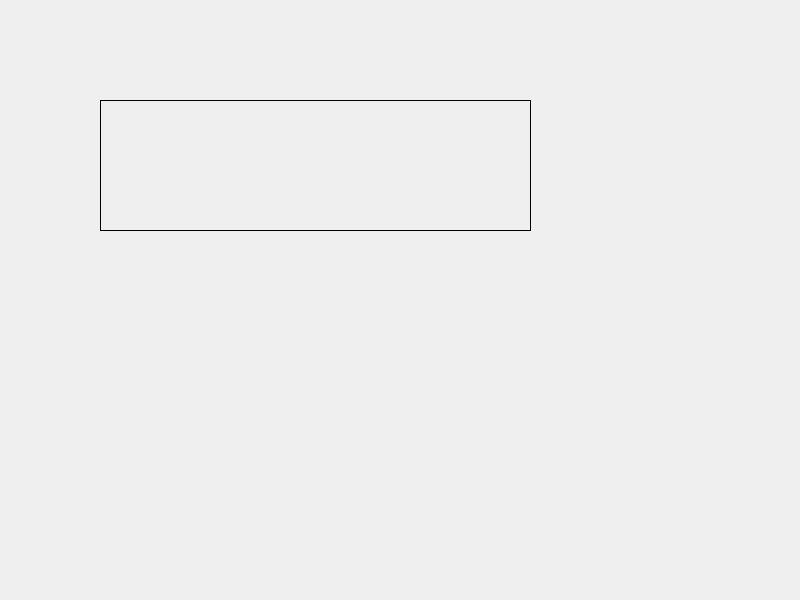
Above: 12_QtEvent/widget.ui from Seule-Seule/Qt_Study before the change. Below: the same form after it.
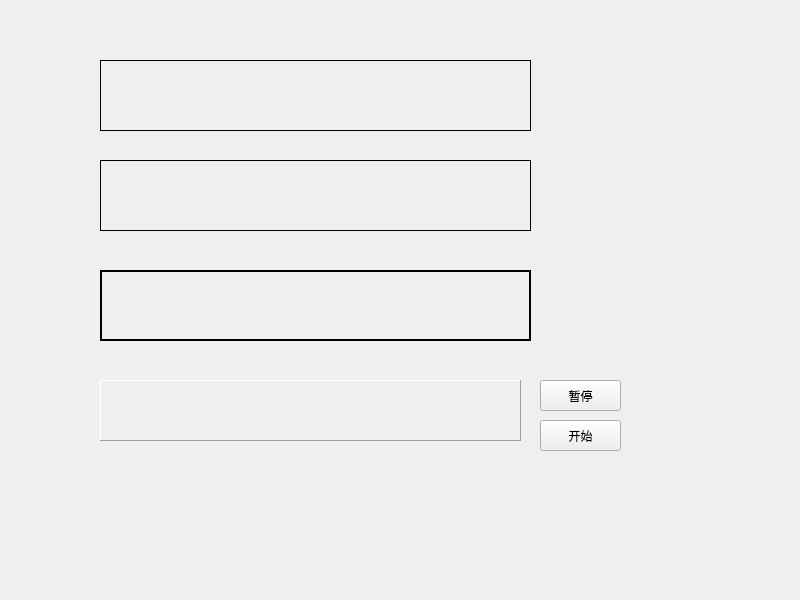
That is the form after the change. Custom widgets are drawn as their Qt base class.

```diff
--- a/12_QtEvent/widget.ui
+++ b/12_QtEvent/widget.ui
@@ -17,9 +17,9 @@
    <property name="geometry">
     <rect>
      <x>100</x>
-     <y>100</y>
+     <y>60</y>
      <width>431</width>
-     <height>131</height>
+     <height>71</height>
     </rect>
    </property>
    <property name="frameShape">
@@ -29,6 +29,83 @@
     <string/>
    </property>
   </widget>
+  <widget class="QLabel" name="label_2">
+   <property name="geometry">
+    <rect>
+     <x>100</x>
+     <y>160</y>
+     <width>431</width>
+     <height>71</height>
+    </rect>
+   </property>
+   <property name="frameShape">
+    <enum>QFrame::Panel</enum>
+   </property>
+   <property name="text">
+    <string/>
+   </property>
+  </widget>
+  <widget class="QLabel" name="label_3">
+   <property name="geometry">
+    <rect>
+     <x>100</x>
+     <y>270</y>
+     <width>431</width>
+     <height>71</height>
+    </rect>
+   </property>
+   <property name="frameShape">
+    <enum>QFrame::WinPanel</enum>
+   </property>
+   <property name="text">
+    <string/>
+   </property>
+  </widget>
+  <widget class="QLabel" name="label_4">
+   <property name="geometry">
+    <rect>
+     <x>100</x>
+     <y>380</y>
+     <width>421</width>
+     <height>61</height>
+    </rect>
+   </property>
+   <property name="frameShape">
+    <enum>QFrame::Panel</enum>
+   </property>
+   <property name="frameShadow">
+    <enum>QFrame::Raised</enum>
+   </property>
+   <property name="text">
+    <string/>
+   </property>
+  </widget>
+  <widget class="QPushButton" name="pushButton">
+   <property name="geometry">
+    <rect>
+     <x>540</x>
+     <y>380</y>
+     <width>81</width>
+     <height>31</height>
+    </rect>
+   </property>
+   <property name="text">
+    <string>暂停</string>
+   </property>
+  </widget>
+  <widget class="QPushButton" name="pushButton_2">
+   <property name="geometry">
+    <rect>
+     <x>540</x>
+     <y>420</y>
+     <width>81</width>
+     <height>31</height>
+    </rect>
+   </property>
+   <property name="text">
+    <string>开始</string>
+   </property>
+  </widget>
  </widget>
  <customwidgets>
   <customwidget>
```
